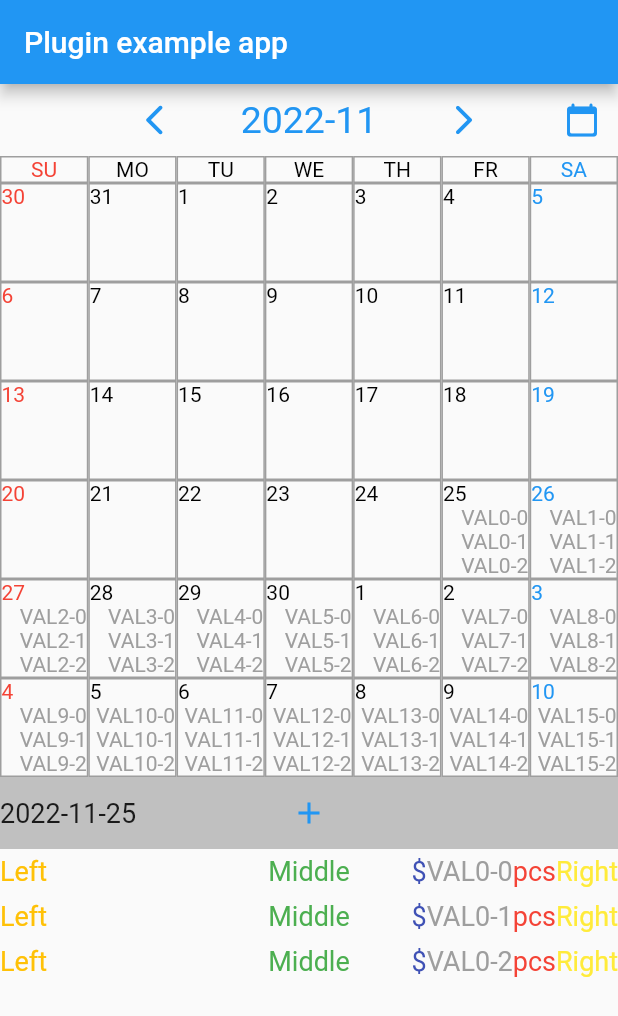
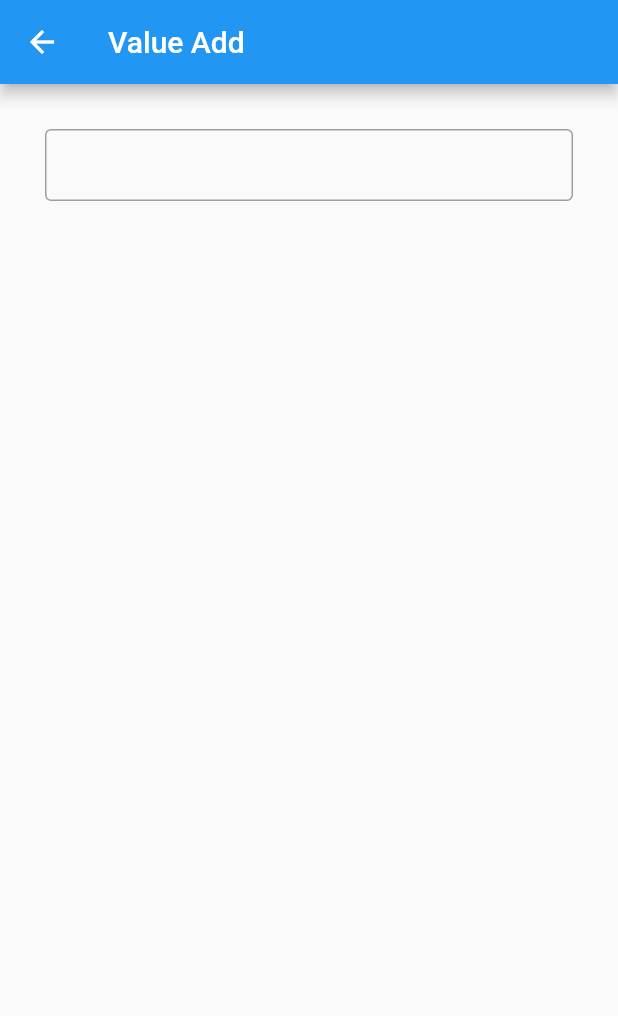
Before and after one commit to Tomohiro-Uchida/u_calendar_view_dart, a Flutter app: the screen it shows after launch, after a tap on the "add" icon, on a phone screen of 412 x 824 dp. Shown: the top 1016 px of the screen. Run offline on Flutter 3.47's test engine with Material 2 defaults, Android fonts, the phone set to English and light mode, and no system bars; our stand-ins replace plugin_platform_interface.

Commit message:
ucOnAddEntry completed.

```diff
--- a/example/lib/main.dart
+++ b/example/lib/main.dart
@@ -10,6 +10,80 @@ import 'package:uuid/uuid.dart';
 void main() {
   runApp(const MyApp());
 }
+
+class ValueAddPage extends StatefulWidget {
+  const ValueAddPage({super.key});
+
+  @override
+  _ValueAddPageState createState() => _ValueAddPageState();
+}
+
+class _ValueAddPageState extends State<ValueAddPage> {
+  String inputText = "";
+
+  void _handleText(String input) {
+    setState(() {
+      inputText = input;
+    });
+    UCEntry ucEntry = UCEntry();
+    ucEntry.applicationTag = const Uuid().v1();
+    ucEntry.date = DateTime.now();
+    ucEntry.leftLabel = "Left";
+    ucEntry.leftLabelColor = Colors.amber;
+    ucEntry.middleLabel = "Middle";
+    ucEntry.middleLabelColor = Colors.green;
+    ucEntry.unitStart = "\$";
+    ucEntry.unitStartColor = Colors.indigo;
+    ucEntry.value = inputText;
+    ucEntry.valueColor = Colors.grey;
+    ucEntry.unitEnd = "pcs";
+    ucEntry.unitEndColor = Colors.red;
+    ucEntry.rightLabel = "Right";
+    ucEntry.rightLabelColor = Colors.yellow;
+    ucEntry.tableFontSize = 14.0;
+    ucEntry.listFontSize = 18.0;
+    ucEntry.tableAlignment = Alignment.centerRight;
+    Navigator.pop(context, ucEntry);
+  }
+
+  @override
+  Widget build(BuildContext context) {
+    return Scaffold(
+        appBar: AppBar(title: const Text("Value Add")),
+        body: Container(
+            padding: const EdgeInsets.all(30),
+            child: TextField(
+                decoration: const InputDecoration(
+                  //paddingの設定
+                  contentPadding: EdgeInsets.all(10),//任意の値を入れてpaddingを調節
+                  //フォーカスしてないときの枠の設定
+                  enabledBorder: OutlineInputBorder(
+                    borderSide: BorderSide(
+                      color: Colors.grey,
+                    ),
+                  ),
+                  //フォーカスしてるときの枠の設定
+                  focusedBorder: OutlineInputBorder(
+                    borderSide: BorderSide(
+                      color: Colors.blue,
+                    ),
+                  ),
+                ), onSubmitted: _handleText
+            ),
+          ),
+        );
+  }
+}
+
+Future<UCEntry?> ucOnAddEntry(BuildContext context) async {
+  return await Navigator.push(
+      context, MaterialPageRoute(builder: (context) => const ValueAddPage()));
+}
+
+void ucOnTapEntry(BuildContext context, UCEntry ucEntry) {}
+
+void ucOnMonthChanged(BuildContext context, int prevYear, int prevMonth,
+    int setYear, int setMonth) {}
 
 class MyApp extends StatefulWidget {
   const MyApp({super.key});
@@ -25,51 +99,28 @@ class _MyAppState extends State<MyApp> {
   @override
   void initState() {
     super.initState();
-    initPlatformState();
     initEntries();
-  }
-
-  // Platform messages are asynchronous, so we initialize in an async method.
-  Future<void> initPlatformState() async {
-    String platformVersion;
-    // Platform messages may fail, so we use a try/catch PlatformException.
-    // We also handle the message potentially returning null.
-    try {
-      platformVersion =
-          await _uCalendarViewDartPlugin.getPlatformVersion() ?? 'Unknown platform version';
-    } on PlatformException {
-      platformVersion = 'Failed to get platform version.';
-    }
-
-    // If the widget was removed from the tree while the asynchronous platform
-    // message was in flight, we want to discard the reply rather than calling
-    // setState to update our non-existent appearance.
-    if (!mounted) return;
-
-    setState(() {
-      _platformVersion = platformVersion;
-    });
   }
 
   List<UCEntry> ucEntries = List.empty(growable: true);
 
   void initEntries() {
-    for (int i=0; i<7*6; i++) {
-      for (int j=0; j<3; j++) {
+    for (int i = 0; i < 7 * 6; i++) {
+      for (int j = 0; j < 1; j++) {
         UCEntry entry = UCEntry();
-        entry.applicationTag = Uuid().v1.toString();
+        entry.applicationTag = const Uuid().v1();
         entry.date = DateTime.now().add(Duration(days: i));
-        entry.leftLabel ="Left";
+        entry.leftLabel = "Left";
         entry.leftLabelColor = Colors.amber;
-        entry.middleLabel ="Middle";
+        entry.middleLabel = "Middle";
         entry.middleLabelColor = Colors.green;
-        entry.unitStart ="\$";
+        entry.unitStart = "\$";
         entry.unitStartColor = Colors.indigo;
         entry.value = "VAL$i-$j";
         entry.valueColor = Colors.grey;
-        entry.unitEnd ="pcs";
+        entry.unitEnd = "pcs";
         entry.unitEndColor = Colors.red;
-        entry.rightLabel ="Right";
+        entry.rightLabel = "Right";
         entry.rightLabelColor = Colors.yellow;
         entry.tableFontSize = 14.0;
         entry.listFontSize = 18.0;
@@ -90,11 +141,11 @@ class _MyAppState extends State<MyApp> {
       ],
       supportedLocales: S.delegate.supportedLocales,
       home: Scaffold(
-        appBar: AppBar(
-          title: const Text('Plugin example app'),
-        ),
-        body: _uCalendarViewDartPlugin.getView(DateTime.now(), 3, ucEntries)
-      ),
+          appBar: AppBar(
+            title: const Text('UCalendarView Sample app'),
+          ),
+          body: _uCalendarViewDartPlugin.getView(DateTime.now(), 3, ucEntries,
+              ucOnAddEntry, ucOnTapEntry, ucOnMonthChanged)),
     );
   }
 }
--- a/lib/u_calendar_view_dart.dart
+++ b/lib/u_calendar_view_dart.dart
@@ -32,7 +32,7 @@ class EntryList {
   List<UCEntry> entries = List.empty(growable: true);
 }
 
-EntryList entryList = EntryList();
+// EntryList entryList = EntryList();
 
 class UCDate extends StatefulWidget {
   DateTime date = DateTime(2022, 1, 1, 0, 0, 0, 0, 0);
@@ -259,37 +259,62 @@ DateTime endDateInMonth(DateTime month) {
 }
 
 class UCMonth extends StatefulWidget {
+  int maxLinesInDay = 1;
+  List<UCEntry> ucEntries = List.empty(growable: true);
   DateTime month = DateTime(2022, 1, 1, 0, 0, 0, 0, 0);
 
-  UCMonth(this.month, {super.key});
+  final Future<UCEntry?> Function(BuildContext context) ucOnAddEntry;
+  final Function(BuildContext context, UCEntry ucEntry) ucOnTapEntry;
+  final Function(BuildContext context, int prevYear, int prevMonth, int setYear,
+      int setMonth) ucOnMonthChanged;
+
+  UCMonth(
+      {super.key,
+      required this.month,
+      required this.maxLinesInDay,
+      required this.ucEntries,
+      required this.ucOnAddEntry,
+      required this.ucOnTapEntry,
+      required this.ucOnMonthChanged});
 
   @override
   _UCMonthState createState() => _UCMonthState();
 }
 
 class _UCMonthState extends State<UCMonth> {
+  int maxLinesInDay = 1;
+  List<UCEntry> ucEntries = List.empty(growable: true);
   DateTime month = DateTime.now();
   DateTime date = DateTime.now();
   late DateTime startDate;
   DateTime selectedDate = DateTime.now();
   Holiday selectedHoliday = Holiday();
   List<List<UCEntry>> entriesOfTheDay = List.empty(growable: true);
+  late final Future<UCEntry?> Function(BuildContext context) ucOnAddEntry;
+  late final Function(BuildContext context, UCEntry ucEntry) ucOnTapEntry;
+  late final Function(BuildContext context, int prevYear, int prevMonth,
+      int setYear, int setMonth) ucOnMonthChanged;
 
   @override
   initState() {
     super.initState();
+    maxLinesInDay = widget.maxLinesInDay;
+    ucEntries = widget.ucEntries;
     month = widget.month;
     date = DateTime.now();
     startDate = startDateInMonth(month);
     selectedDate = DateTime.now();
     selectedHoliday = Holiday();
     entriesOfTheDay = List.empty(growable: true);
+    ucOnAddEntry = widget.ucOnAddEntry;
+    ucOnTapEntry = widget.ucOnTapEntry;
+    ucOnMonthChanged = widget.ucOnMonthChanged;
   }
 
   List<UCEntry> getEntriesOfTheDay(DateTime date, int max) {
     List<UCEntry> retVal = List.empty(growable: true);
     UCEntry element;
-    for (element in entryList.entries) {
+    for (element in ucEntries) {
       DateTime resetTime = DateTime(element.date.year, element.date.month,
           element.date.day, 0, 0, 0, 0, 0);
       if (resetTime == date) {
@@ -309,7 +334,7 @@ class _UCMonthState extends State<UCMonth> {
       for (int weekday = 0; weekday < 7; weekday++) {
         date = startDate.add(Duration(days: week * 7 + weekday));
         holidays.add(japaneseNationalHoliday.getHoliday(date));
-        entriesOfTheDay.add(getEntriesOfTheDay(date, entryList.maxLinesInDay));
+        entriesOfTheDay.add(getEntriesOfTheDay(date, maxLinesInDay));
       }
     }
     int lineToWrite = 0;
@@ -421,7 +446,7 @@ class _UCMonthState extends State<UCMonth> {
                                 key: UniqueKey())
                           ]),
                           for (lineToWrite = 0;
-                              lineToWrite < entryList.maxLinesInDay &&
+                              lineToWrite < maxLinesInDay &&
                                   lineToWrite <
                                       entriesOfTheDay[week * 7 + weekday]
                                           .length;
@@ -432,7 +457,7 @@ class _UCMonthState extends State<UCMonth> {
                                 key: UniqueKey())
                           },
                           for (int lineWhite = lineToWrite;
-                              lineWhite < entryList.maxLinesInDay;
+                              lineWhite < maxLinesInDay;
                               lineWhite++) ...{
                             UCDayEntry(UCEntry(), key: UniqueKey())
                           }
@@ -453,7 +478,16 @@ class _UCMonthState extends State<UCMonth> {
                 child: Container(
                     alignment: Alignment.center,
                     child: IconButton(
-                        onPressed: () {},
+                        onPressed: () {
+                          Future<UCEntry?> newEntry = ucOnAddEntry(context);
+                          if (newEntry != null) {
+                            newEntry.then((value) {
+                              setState(() {
+                                ucEntries.add(value!);
+                              });
+                            });
+                          }
+                        },
                         icon: const Icon(Icons.add),
                         color: Colors.blue))),
             Expanded(
@@ -579,9 +613,21 @@ class UCalendarViewDart {
     return UCalendarViewDartPlatform.instance.getPlatformVersion();
   }
 
-  Widget getView(DateTime month, int maxLinesInDay, List<UCEntry> ucEntries) {
-    entryList.maxLinesInDay = maxLinesInDay;
-    entryList.entries = ucEntries;
-    return UCMonth(month);
+  Widget getView(
+      DateTime month,
+      int maxLinesInDay,
+      List<UCEntry> ucEntries,
+      Future<UCEntry?> Function(BuildContext context) ucOnAddEntry,
+      Function(BuildContext context, UCEntry ucEntry) ucOnTapEntry,
+      Function(BuildContext context, int prevYear, int prevMonth, int setYear,
+              int setMonth)
+          ucOnMonthChanged) {
+    return UCMonth(
+        month: month,
+        maxLinesInDay: maxLinesInDay,
+        ucEntries: ucEntries,
+        ucOnAddEntry: ucOnAddEntry,
+        ucOnTapEntry: ucOnTapEntry,
+        ucOnMonthChanged: ucOnMonthChanged);
   }
 }
```
Lines whose indentation alone changed are shown as unchanged.
